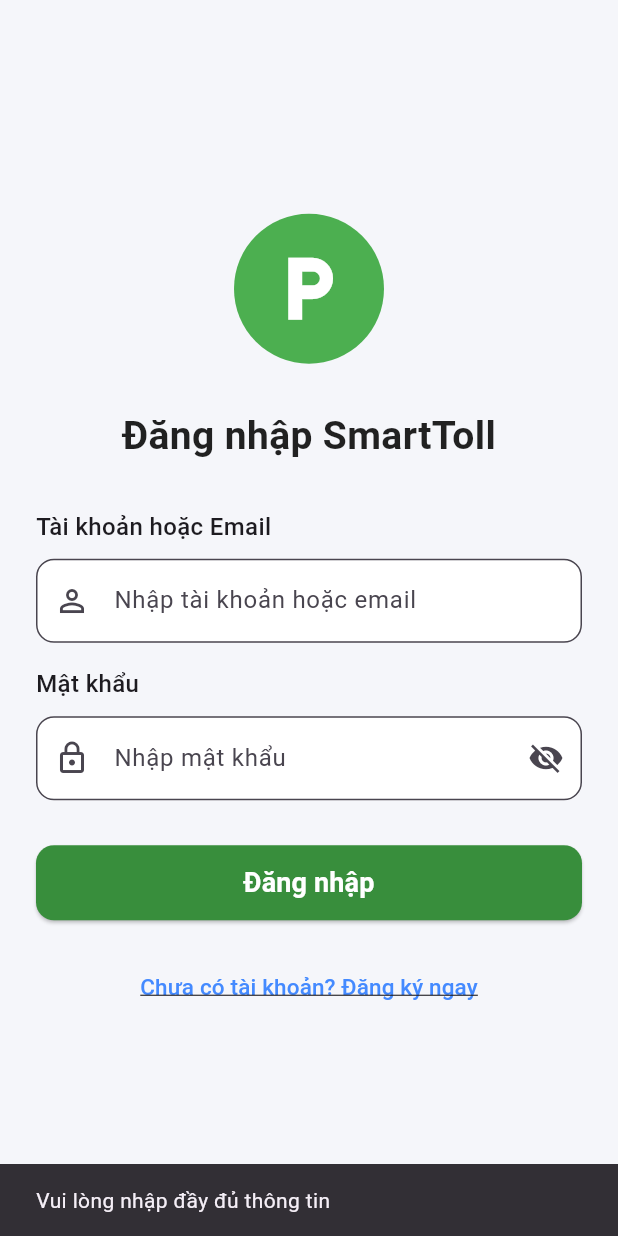
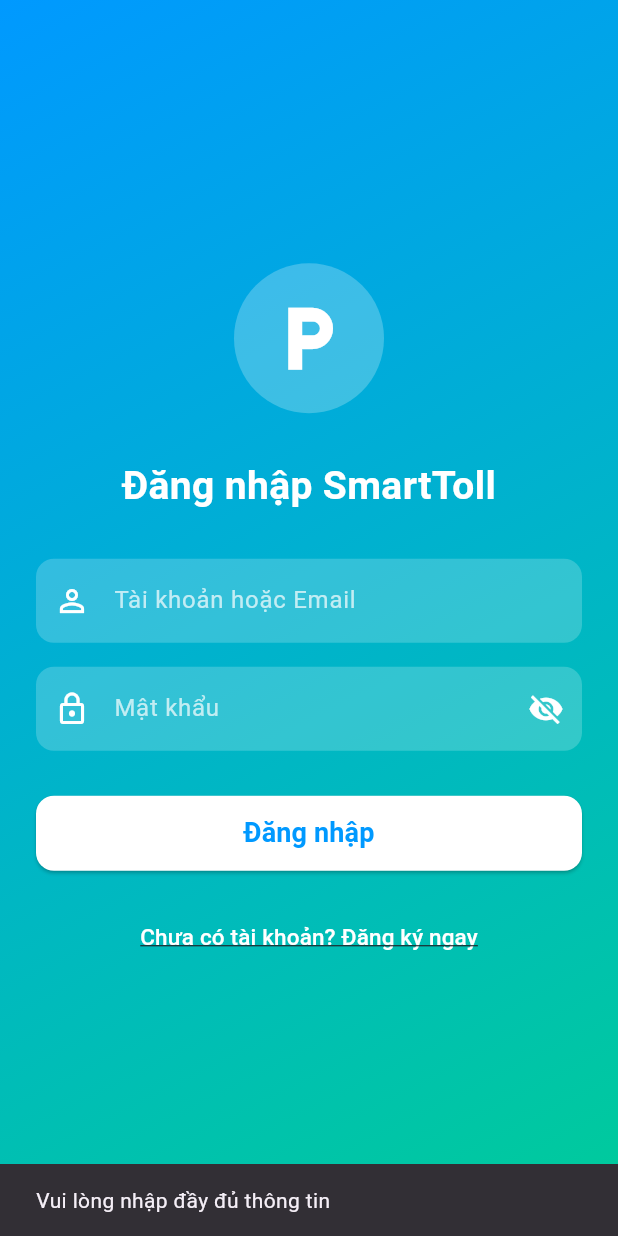
Before and after one commit to VoDuyBao-dev/ETC-Simulation-System-Mobile-Frontend, a Flutter app: the LoginScreen screen opened by its route, after a tap on "Đăng nhập", on a phone screen of 412 x 824 dp. Run offline on Flutter 3.47's test engine with Material 3 defaults, Android fonts, the phone set to English and light mode, and no system bars.

Commit message:
feat: thêm giao diện đăng nhập

```diff
--- a/lib/screens/login_screen.dart
+++ b/lib/screens/login_screen.dart
@@ -1,6 +1,6 @@
 import 'package:flutter/material.dart';
-import 'dart:convert';
-import 'package:http/http.dart' as http;
+import '../services/api_service.dart';
+import 'home_logged_screen.dart'; // import trang đích
 
 class LoginScreen extends StatefulWidget {
   const LoginScreen({super.key});
@@ -16,6 +16,7 @@
   bool _isLoading = false;
   bool _obscurePassword = true;
 
+  // ==================== GỌI API ĐĂNG NHẬP ====================
   Future<void> _login() async {
     if (_accountController.text.isEmpty || _passwordController.text.isEmpty) {
       _showError('Vui lòng nhập đầy đủ thông tin');
@@ -25,28 +26,34 @@
     setState(() => _isLoading = true);
 
     try {
-      final response = await http.post(
-        Uri.parse('http://10.0.2.2/smarttoll/api/login.php'),
-        body: {
-          'account': _accountController.text,
-          'password': _passwordController.text,
-        },
+      // Gọi API mô phỏng
+      final response = await ApiService.login(
+        _accountController.text,
+        _passwordController.text,
       );
 
-      if (response.statusCode == 200) {
-        final data = jsonDecode(response.body);
+      if (response['success'] == true) {
+        if (!mounted) return;
 
-        if (data['success'] == true) {
-          if (!mounted) return;
         ScaffoldMessenger.of(context).showSnackBar(
           const SnackBar(content: Text('Đăng nhập thành công!')),
         );
-          Navigator.pushReplacementNamed(context, '/home');
+
+        //  Chuyển sang HomeLoggedScreen với thông tin user
+        Navigator.pushReplacement(
+          context,
+          MaterialPageRoute(
+            builder: (context) => HomeLoggedScreen(
+              userData: {
+                'name': 'Nguyễn Văn A',
+                'email': _accountController.text,
+                'balance': '500000',
+              },
+            ),
+          ),
+        );
       } else {
-          _showError(data['message'] ?? 'Sai tài khoản hoặc mật khẩu');
-        }
-      } else {
-        _showError('Lỗi máy chủ: ${response.statusCode}');
+        _showError(response['message'] ?? 'Sai tài khoản hoặc mật khẩu');
       }
     } catch (e) {
       _showError('Không thể kết nối tới máy chủ');
@@ -61,24 +68,32 @@
     );
   }
 
+  // ==================== GIAO DIỆN UI ====================
   @override
   Widget build(BuildContext context) {
     return Scaffold(
-      backgroundColor: const Color(0xFFF5F6FA),
-      body: SafeArea(
+      body: Container(
+        decoration: const BoxDecoration(
+          gradient: LinearGradient(
+            colors: [Color(0xFF0099FF), Color(0xFF00CC99)],
+            begin: Alignment.topLeft,
+            end: Alignment.bottomRight,
+          ),
+        ),
+        child: SafeArea(
           child: Center(
             child: SingleChildScrollView(
               padding: const EdgeInsets.all(24.0),
               child: Column(
                 crossAxisAlignment: CrossAxisAlignment.center,
                 children: [
-                // 🅿️ Logo
+                  //  Logo
                   Container(
                     width: 100,
                     height: 100,
                     decoration: const BoxDecoration(
                       shape: BoxShape.circle,
-                    color: Colors.green,
+                      color: Colors.white24,
                     ),
                     child: const Icon(
                       Icons.local_parking,
@@ -93,78 +108,36 @@
                     style: TextStyle(
                       fontSize: 26,
                       fontWeight: FontWeight.bold,
-                    color: Colors.black87,
+                      color: Colors.white,
                     ),
                   ),
                   const SizedBox(height: 30),
 
-                // 🧑‍💻 Tài khoản / email
-                const Align(
-                  alignment: Alignment.centerLeft,
-                  child: Text(
-                    'Tài khoản hoặc Email',
-                    style: TextStyle(fontSize: 16, fontWeight: FontWeight.w500),
+                  _buildInput(
+                    "Tài khoản hoặc Email",
+                    Icons.person_outline,
+                    _accountController,
+                    false,
                   ),
-                ),
-                const SizedBox(height: 10),
-                TextField(
-                  controller: _accountController,
-                  keyboardType: TextInputType.text,
-                  decoration: InputDecoration(
-                    hintText: 'Nhập tài khoản hoặc email',
-                    prefixIcon: const Icon(Icons.person_outline),
-                    filled: true,
-                    fillColor: Colors.white,
-                    border: OutlineInputBorder(
-                      borderRadius: BorderRadius.circular(12),
-                    ),
-                  ),
-                ),
-
                   const SizedBox(height: 16),
-
-                // 🔒 Mật khẩu
-                const Align(
-                  alignment: Alignment.centerLeft,
-                  child: Text(
-                    'Mật khẩu',
-                    style: TextStyle(fontSize: 16, fontWeight: FontWeight.w500),
-                  ),
-                ),
-                const SizedBox(height: 10),
-                TextField(
-                  controller: _passwordController,
-                  obscureText: _obscurePassword,
-                  decoration: InputDecoration(
-                    hintText: 'Nhập mật khẩu',
-                    prefixIcon: const Icon(Icons.lock_outline),
-                    suffixIcon: IconButton(
-                      icon: Icon(_obscurePassword
-                          ? Icons.visibility_off
-                          : Icons.visibility),
-                      onPressed: () {
-                        setState(() => _obscurePassword = !_obscurePassword);
-                      },
-                    ),
-                    filled: true,
-                    fillColor: Colors.white,
-                    border: OutlineInputBorder(
-                      borderRadius: BorderRadius.circular(12),
-                    ),
-                  ),
+                  _buildInput(
+                    "Mật khẩu",
+                    Icons.lock_outline,
+                    _passwordController,
+                    true,
                   ),
 
                   const SizedBox(height: 30),
 
                   _isLoading
-                    ? const CircularProgressIndicator()
+                      ? const CircularProgressIndicator(color: Colors.white)
                       : SizedBox(
                     width: double.infinity,
                     height: 50,
                     child: ElevatedButton(
                       onPressed: _login,
                       style: ElevatedButton.styleFrom(
-                      backgroundColor: Colors.green[700],
+                        backgroundColor: Colors.white,
                         shape: RoundedRectangleBorder(
                           borderRadius: BorderRadius.circular(12),
                         ),
@@ -174,15 +147,12 @@
                         style: TextStyle(
                           fontSize: 18,
                           fontWeight: FontWeight.bold,
-                        color: Colors.white,
+                          color: Color(0xFF0099FF),
                         ),
                       ),
                     ),
                   ),
-
                   const SizedBox(height: 20),
-
-                // 🔗 Chuyển đến trang đăng ký
                   TextButton(
                     onPressed: () {
                       Navigator.pushNamed(context, '/register');
@@ -192,7 +162,7 @@
                       style: TextStyle(
                         fontSize: 15,
                         decoration: TextDecoration.underline,
-                      color: Colors.blueAccent,
+                        color: Colors.white,
                         fontWeight: FontWeight.w500,
                       ),
                     ),
@@ -202,6 +172,41 @@
             ),
           ),
         ),
+      ),
+    );
+  }
+
+  // ==================== FIELD INPUT ====================
+  Widget _buildInput(String label, IconData icon,
+      TextEditingController controller, bool isPassword) {
+    return TextField(
+      controller: controller,
+      obscureText: isPassword ? _obscurePassword : false,
+      decoration: InputDecoration(
+        hintText: label,
+        prefixIcon: Icon(icon, color: Colors.white),
+        suffixIcon: isPassword
+            ? IconButton(
+          icon: Icon(
+            _obscurePassword
+                ? Icons.visibility_off
+                : Icons.visibility,
+            color: Colors.white,
+          ),
+          onPressed: () {
+            setState(() => _obscurePassword = !_obscurePassword);
+          },
+        )
+            : null,
+        filled: true,
+        fillColor: Colors.white.withOpacity(0.2),
+        border: OutlineInputBorder(
+          borderRadius: BorderRadius.circular(12),
+          borderSide: BorderSide.none,
+        ),
+        hintStyle: const TextStyle(color: Colors.white70),
+      ),
+      style: const TextStyle(color: Colors.white),
     );
   }
 }
```
Lines whose indentation alone changed are shown as unchanged.
